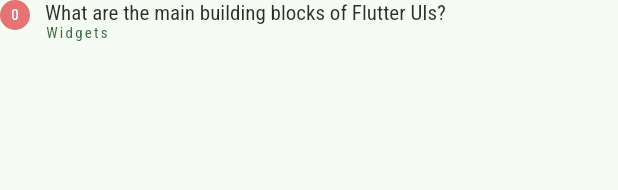
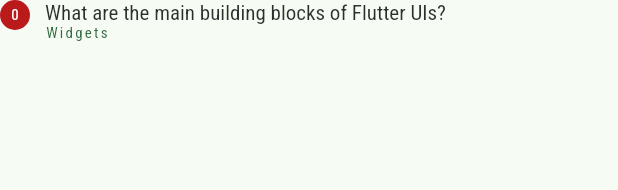
Before and after one commit to GuilhermeAlecrim7K/flutter_practice_projects, a Flutter app: the QuizQuestionListTile widget shown alone on an empty page, opened directly with sample values from the repository, on a phone screen of 412 x 824 dp. Shown: the top 190 px of the screen. Run offline on Flutter 3.47's test engine with Material 2 defaults, Android fonts, the phone set to English and light mode, and no system bars; our stand-ins replace google_fonts.

Commit message:
change static reference to a color to theme color

```diff
--- a/quiz/lib/src/widgets/quiz_question_list_tile.dart
+++ b/quiz/lib/src/widgets/quiz_question_list_tile.dart
@@ -28,7 +28,7 @@ class QuizQuestionListTile extends StatelessWidget {
           width: 20,
           decoration: BoxDecoration(
             shape: BoxShape.circle,
-            color: isCorrect ? colorScheme.primary : Colors.red[300],
+            color: isCorrect ? colorScheme.primary : colorScheme.error,
           ),
           child: Center(
             child: Text(
```
